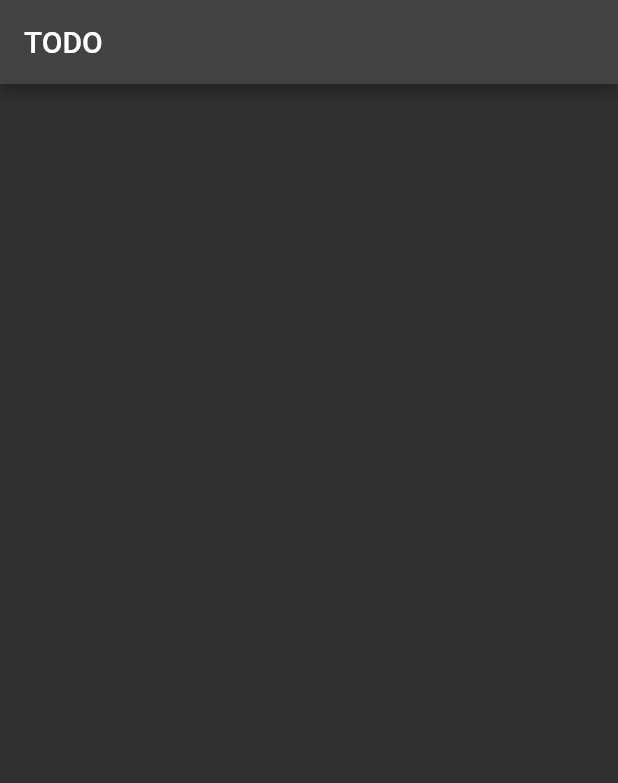
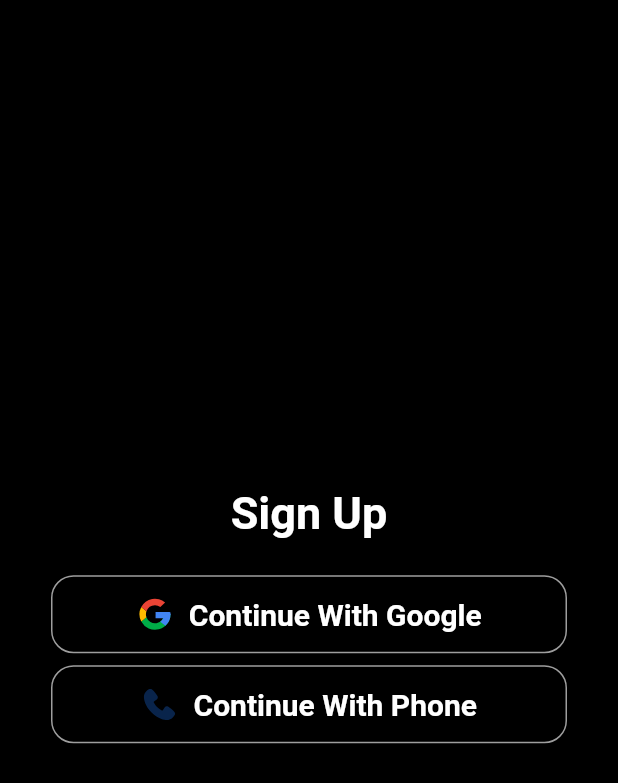
Before and after one commit to MdSajjadHossin/flutter_todoApp_firebase, a Flutter app: the screen it shows after launch, on a phone screen of 412 x 824 dp. Shown: the top 783 px of the screen. Run offline on Flutter 3.47's test engine with Material 2 defaults, Android fonts, the phone set to English and light mode, and no system bars; our stand-ins replace flutter_svg.

Commit message:
ui change added

```diff
--- a/lib/main.dart
+++ b/lib/main.dart
@@ -1,5 +1,5 @@
 import 'package:flutter/material.dart';
-import 'package:todo_firebase/screens/home.dart';
+import 'package:todo_firebase/pages/signUpPage.dart';
 
 void main() {
   runApp(const MyApp());
@@ -12,12 +12,7 @@ class MyApp extends StatelessWidget {
   @override
   Widget build(BuildContext context) {
     return MaterialApp(
-      home: const Home(),
-      debugShowCheckedModeBanner: false,
-      theme: ThemeData(
-        brightness: Brightness.dark,
-        primaryColor: Colors.purple,
-      ),
+      home: SignUpPage(),
     );
   }
 }
--- /dev/null
+++ b/lib/pages/signUpPage.dart
@@ -0,0 +1,74 @@
+import 'package:flutter/material.dart';
+import 'package:flutter_svg/flutter_svg.dart';
+
+class SignUpPage extends StatefulWidget {
+  const SignUpPage({super.key});
+
+  @override
+  State<SignUpPage> createState() => _SignUpPageState();
+}
+
+class _SignUpPageState extends State<SignUpPage> {
+  @override
+  Widget build(BuildContext context) {
+    return Scaffold(
+      body: SingleChildScrollView(
+        child: Container(
+          height: MediaQuery.of(context).size.height,
+          width: MediaQuery.of(context).size.width,
+          color: Colors.black,
+          child: Column(
+            mainAxisAlignment: MainAxisAlignment.center,
+            children: [
+              const Text(
+                "Sign Up",
+                style: TextStyle(
+                    fontSize: 30,
+                    color: Colors.white,
+                    fontWeight: FontWeight.bold),
+              ),
+              const SizedBox(
+                height: 20,
+              ),
+              itemButton("assets/google.svg", "Continue With Google", 25),
+              itemButton("assets/phone.svg", "Continue With Phone", 25),
+            ],
+          ),
+        ),
+      ),
+    );
+  }
+
+  Widget itemButton(String imagePath, String buttonTitle, double size) {
+    return Container(
+      width: MediaQuery.of(context).size.width - 60,
+      height: 60,
+      child: Card(
+        color: Colors.black,
+        shape: RoundedRectangleBorder(
+            borderRadius: BorderRadius.circular(15),
+            side: const BorderSide(width: 1, color: Colors.grey)),
+        child: Row(
+          mainAxisAlignment: MainAxisAlignment.center,
+          children: [
+            SvgPicture.asset(
+              imagePath,
+              height: size,
+              width: size,
+            ),
+            const SizedBox(
+              width: 10,
+            ),
+            Text(
+              buttonTitle,
+              style: const TextStyle(
+                  fontSize: 20,
+                  fontWeight: FontWeight.bold,
+                  color: Colors.white),
+            ),
+          ],
+        ),
+      ),
+    );
+  }
+}
--- a/lib/screens/home.dart
+++ /dev/null
@@ -1,17 +0,0 @@
-import 'package:flutter/material.dart';
-
-class Home extends StatefulWidget {
-  const Home({super.key});
-
-  @override
-  State<Home> createState() => _HomeState();
-}
-
-class _HomeState extends State<Home> {
-  @override
-  Widget build(BuildContext context) {
-    return Scaffold(
-      appBar: AppBar(title: const Text("TODO")),
-    );
-  }
-}
```
Also changed, not shown: pubspec.yaml (+9 -3 lines), assets/google.svg (added), assets/phone.svg (added), pubspec.lock, 1 other file.
